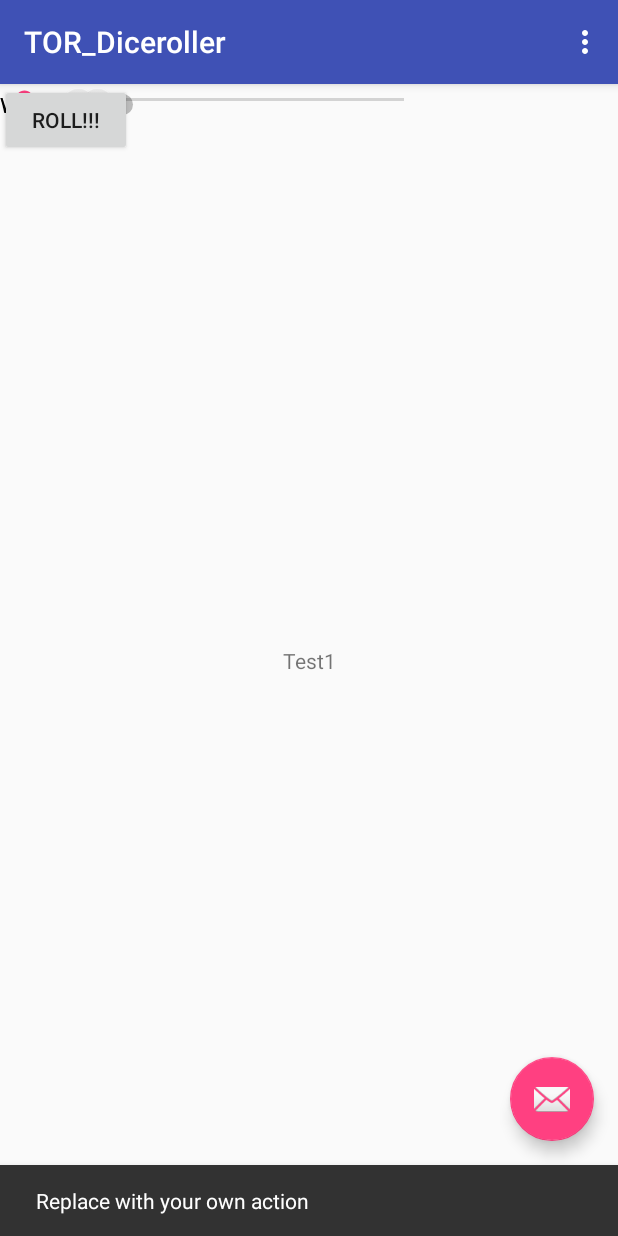
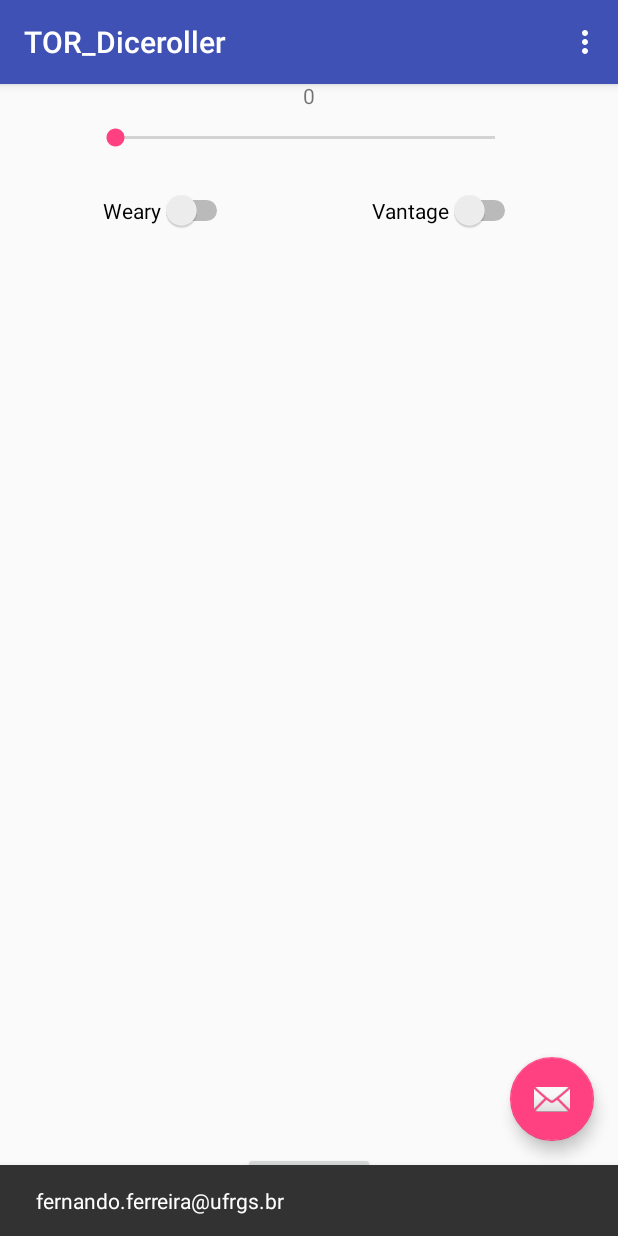
Before and after one commit to chimzart/TOR_Diceroller, an Android app: the screen it shows after launch (MainActivity), after a tap on an icon or button, on a phone screen of 412 x 824 dp. Run offline under Robolectric (Android 15) with nearby library versions, the light colour scheme and no system bars.

Commit message:
Bug Fix:
  -User's interface;
  +Correct object position;

  Added Features:

  -Contact Information
  -Random number generator
  - Core logic processing
 -Functional OnClick button dialog w/ actual results;
 -Load screen;

```diff
--- a/app/src/main/java/chimzart/tor_diceroller/MainActivity.java
+++ b/app/src/main/java/chimzart/tor_diceroller/MainActivity.java
@@ -6,28 +6,32 @@ import android.support.design.widget.Snackbar;
 import android.support.v7.app.AlertDialog;
 import android.support.v7.app.AppCompatActivity;
 import android.support.v7.widget.Toolbar;
-import android.view.View;
-import android.view.Menu;
-import android.view.MenuItem;
+import android.view.*;
 import android.widget.*;
-import android.view.View;
-
 
 public class MainActivity extends AppCompatActivity {
 
-    private SeekBar seekBar_dados;
+// componentes interface
+    private SeekBar seekBar_dices;
     private Switch switch_vantage;
     private Switch switch_weary;
     private Button button_roll;
+    private TextView seekBar_progress;
+    private int diceValue = 0;
+    //private boolean vantage_Status = false;
+    //private int disvantage_Status = false;
+    //private int weary_Status = false;
 
-
+// cria a interface
     @Override
     protected void onCreate(Bundle savedInstanceState) {
         super.onCreate(savedInstanceState);
         setContentView(R.layout.activity_main);
 
+// Recuperar idenificadores dos objetos da interface
 
-        seekBar_dados = (SeekBar) findViewById(R.id.seekBar_dados);
+        seekBar_dices = (SeekBar) findViewById(R.id.seekBar_dices);
+        seekBar_progress = (TextView) findViewById(R.id.seekBar_progress);
         switch_vantage = (Switch) findViewById(R.id.switch_vantage);
         switch_weary = (Switch) findViewById(R.id.switch_weary);
         button_roll = (Button) findViewById(R.id.button_roll);
@@ -35,27 +39,78 @@ public class MainActivity extends AppCompatActivity {
         Toolbar toolbar = (Toolbar) findViewById(R.id.toolbar);
         setSupportActionBar(toolbar);
 
+
+//SeekBar
+        seekBar_dices.setProgress(diceValue);
+        seekBar_progress.setText(""+ diceValue);
+
+        seekBar_dices.setOnSeekBarChangeListener(new SeekBar.OnSeekBarChangeListener(){
+            @Override
+            public void onProgressChanged(SeekBar seekBar_dices, int i, boolean b) {
+                diceValue = i;
+                seekBar_progress.setText(""+ diceValue);
+            }
+            @Override
+            public void onStartTrackingTouch(SeekBar seekBar_dices) {
+            }
+            @Override
+            public void onStopTrackingTouch(SeekBar seekBar_dices) {
+            }
+        });
+
+
+//Button
         button_roll.setOnClickListener(new View.OnClickListener(){
             @Override
             public void onClick(View v){
+                String ResString = "";
+                //verify how many sucess dices are; draw the results for each dice
+                for(int i = diceValue; i>0; i--) {
+                   int Roll = diceRoll(6);
+                //check weary status and ignore the lessers results
+
+                    ResString += " |Dice"+i;
+                    if(switch_weary.isChecked() && Roll<= 3 ){
+                        ResString += ": NULO";
+                    }else{
+                        ResString += ": " +Roll;}
+
+                }
+                //account for great and extraordinary sucess
+                //roll the feat die
+                int Roll = diceRoll(12);
+                //check weary status and ignore the lessers results
+                ResString += " |Feat Die:";
+                if(switch_weary.isChecked() && Roll<= 3 ){
+                    ResString += ": NULO";
+                }else{
+                    ResString += ": " +Roll;}
+
+                //roll again for vantage/disvantage plays
+                //check for Gandalf's rune and Sauron's eye
 
                 AlertDialog.Builder dlg = new AlertDialog.Builder(MainActivity.this);
-                dlg.setMessage(button_roll.getText().toString());
+                dlg.setMessage(ResString);
                 dlg.setNeutralButton("OK",null);
                 dlg.show();
-
             }
-
         });
 
+//ActionButton
         FloatingActionButton fab = (FloatingActionButton) findViewById(R.id.fab);
         fab.setOnClickListener(new View.OnClickListener() {
             @Override
             public void onClick(View view) {
-                Snackbar.make(view, "Replace with your own action", Snackbar.LENGTH_LONG)
+                Snackbar.make(view, "fernando.ferreira@ufrgs.br", Snackbar.LENGTH_LONG)
                         .setAction("Action", null).show();
             }
         });
+    }
+
+    // random number
+    private int diceRoll(int sides) {
+      //  private static final int MIN_NUMBER = 1;
+        return (1 + (int) (Math.random() * ((sides - 1) + 1)));
     }
 
     @Override
--- a/app/src/main/res/layout/activity_main.xml
+++ b/app/src/main/res/layout/activity_main.xml
@@ -20,9 +20,6 @@
 
     </android.support.design.widget.AppBarLayout>
 
-    <include layout="@layout/content_main"
-        android:id="@+id/include" />
-
     <android.support.design.widget.FloatingActionButton
         android:id="@+id/fab"
         android:layout_width="wrap_content"
@@ -31,4 +28,10 @@
         android:layout_margin="@dimen/fab_margin"
         app:srcCompat="@android:drawable/ic_dialog_email" />
 
+    <include
+        android:id="@+id/include"
+        layout="@layout/content_main"
+        android:layout_height="match_parent"
+        android:layout_width="match_parent" />
+
 </android.support.design.widget.CoordinatorLayout>
--- a/app/src/main/res/layout/content_main.xml
+++ b/app/src/main/res/layout/content_main.xml
@@ -12,42 +12,65 @@
         android:layout_width="wrap_content"
         android:layout_height="wrap_content"
         android:text="@string/test_app"
-        app:layout_constraintBottom_toBottomOf="parent"
         app:layout_constraintLeft_toLeftOf="parent"
         app:layout_constraintRight_toRightOf="parent"
-        app:layout_constraintTop_toTopOf="parent" />
+        app:layout_constraintHorizontal_bias="0.498"
+        tools:layout_editor_absoluteY="286dp" />
 
     <Button
         android:id="@+id/button_roll"
         android:layout_width="wrap_content"
         android:layout_height="wrap_content"
         android:text="@string/button_main"
-        tools:layout_editor_absoluteX="114dp"
-        tools:layout_editor_absoluteY="384dp" />
+        app:layout_constraintBottom_toBottomOf="parent"
+        android:layout_marginBottom="8dp"
+        android:layout_marginLeft="8dp"
+        app:layout_constraintLeft_toLeftOf="parent"
+        android:layout_marginRight="8dp"
+        app:layout_constraintRight_toRightOf="parent" />
 
     <SeekBar
-        android:id="@+id/seekBar_dados"
+        android:id="@+id/seekBar_dices"
         android:layout_width="285dp"
         android:layout_height="21dp"
         android:max="6"
         android:progress="0"
-        tools:layout_editor_absoluteX="18dp"
-        tools:layout_editor_absoluteY="191dp" />
+        app:layout_constraintLeft_toLeftOf="parent"
+        app:layout_constraintRight_toRightOf="parent"
+        android:layout_marginLeft="8dp"
+        app:layout_constraintHorizontal_bias="0.473"
+        android:layout_marginRight="8dp"
+        app:layout_constraintTop_toTopOf="parent"
+        android:layout_marginTop="81dp" />
 
     <Switch
         android:id="@+id/switch_vantage"
         android:layout_width="wrap_content"
         android:layout_height="wrap_content"
         android:text="@string/switch_main_2"
-        tools:layout_editor_absoluteX="114dp"
-        tools:layout_editor_absoluteY="296dp" />
+        android:layout_marginRight="-1dp"
+        app:layout_constraintRight_toRightOf="@+id/seekBar_dices"
+        android:layout_marginTop="24dp"
+        app:layout_constraintTop_toBottomOf="@+id/seekBar_dices" />
 
     <Switch
         android:id="@+id/switch_weary"
         android:layout_width="wrap_content"
         android:layout_height="wrap_content"
         android:text="@string/switch_main_1"
-        tools:layout_editor_absoluteX="114dp"
-        tools:layout_editor_absoluteY="263dp" />
+        android:layout_marginLeft="8dp"
+        app:layout_constraintLeft_toLeftOf="@+id/seekBar_dices"
+        android:layout_marginTop="24dp"
+        app:layout_constraintTop_toBottomOf="@+id/seekBar_dices" />
+
+    <TextView
+        android:id="@+id/seekBar_progress"
+        android:layout_width="wrap_content"
+        android:layout_height="wrap_content"
+        android:layout_marginBottom="8dp"
+        android:text="TextView"
+        app:layout_constraintBottom_toTopOf="@+id/seekBar_dices"
+        app:layout_constraintLeft_toLeftOf="parent"
+        app:layout_constraintRight_toRightOf="parent" />
 
 </android.support.constraint.ConstraintLayout>
```
Also changed, not shown: app/src/main/res/layout/activity_loading.xml (+7 -0 lines).
